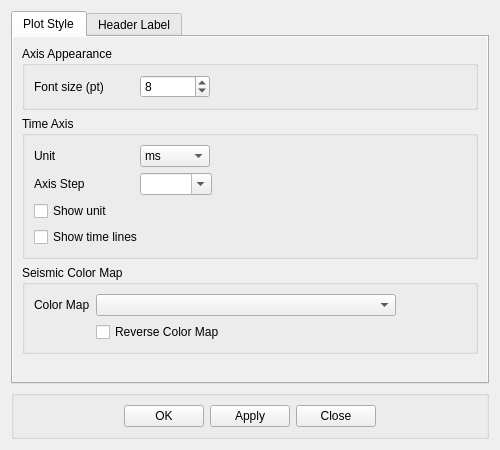
Before: the Qt Designer form SeiSeeMp/axisdialog.ui in wangweiwei104/SeiSee, drawn with Qt 5.
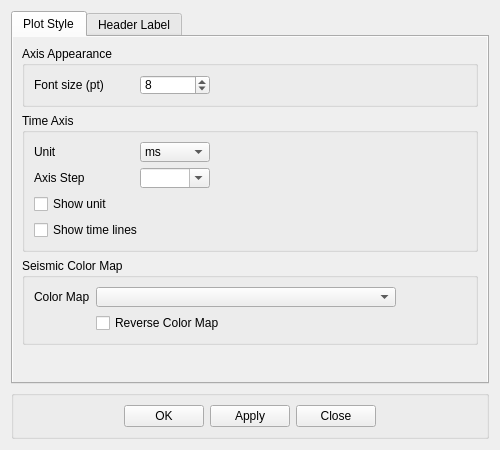
After: the same form once the commit is applied. Icons and pictures are not drawn. Custom widgets are drawn as their Qt base class.

Commit message: 微调about界面

Patch:
```diff
--- a/SeiSeeMp/axisdialog.ui
+++ b/SeiSeeMp/axisdialog.ui
@@ -43,7 +43,7 @@
               <property name="minimumSize">
                <size>
                 <width>100</width>
-                <height>0</height>
+                <height>20</height>
                </size>
               </property>
               <property name="maximumSize">
@@ -65,7 +65,7 @@
               <property name="minimumSize">
                <size>
                 <width>70</width>
-                <height>0</height>
+                <height>20</height>
                </size>
               </property>
               <property name="maximumSize">
@@ -140,7 +140,7 @@
                 <property name="minimumSize">
                  <size>
                   <width>70</width>
-                  <height>0</height>
+                  <height>20</height>
                  </size>
                 </property>
                 <property name="maximumSize">
@@ -182,6 +182,18 @@
               </item>
               <item row="1" column="1">
                <widget class="QComboBox" name="dTCbx">
+                <property name="minimumSize">
+                 <size>
+                  <width>70</width>
+                  <height>20</height>
+                 </size>
+                </property>
+                <property name="maximumSize">
+                 <size>
+                  <width>70</width>
+                  <height>16777215</height>
+                 </size>
+                </property>
                 <property name="editable">
                  <bool>true</bool>
                 </property>
@@ -189,6 +201,12 @@
               </item>
               <item row="2" column="0" colspan="2">
                <widget class="CustomCheckBox" name="showTimeUnitCk">
+                <property name="minimumSize">
+                 <size>
+                  <width>0</width>
+                  <height>20</height>
+                 </size>
+                </property>
                 <property name="text">
                  <string>Show unit</string>
                 </property>
@@ -196,6 +214,12 @@
               </item>
               <item row="3" column="0" colspan="2">
                <widget class="CustomCheckBox" name="ckTimLines">
+                <property name="minimumSize">
+                 <size>
+                  <width>0</width>
+                  <height>20</height>
+                 </size>
+                </property>
                 <property name="text">
                  <string>Show time lines</string>
                 </property>
@@ -233,6 +257,12 @@
              <layout class="QGridLayout" name="gridLayout">
               <item row="0" column="0">
                <widget class="QLabel" name="colorMapLabel">
+                <property name="minimumSize">
+                 <size>
+                  <width>0</width>
+                  <height>20</height>
+                 </size>
+                </property>
                 <property name="text">
                  <string>Color Map</string>
                 </property>
@@ -243,7 +273,7 @@
                 <property name="minimumSize">
                  <size>
                   <width>300</width>
-                  <height>0</height>
+                  <height>20</height>
                  </size>
                 </property>
                 <property name="iconSize">
@@ -256,6 +286,12 @@
               </item>
               <item row="1" column="1">
                <widget class="CustomCheckBox" name="colorMapReverseCk">
+                <property name="minimumSize">
+                 <size>
+                  <width>0</width>
+                  <height>20</height>
+                 </size>
+                </property>
                 <property name="text">
                  <string>Reverse Color Map</string>
                 </property>
```
The commit also changes 3 other files.
